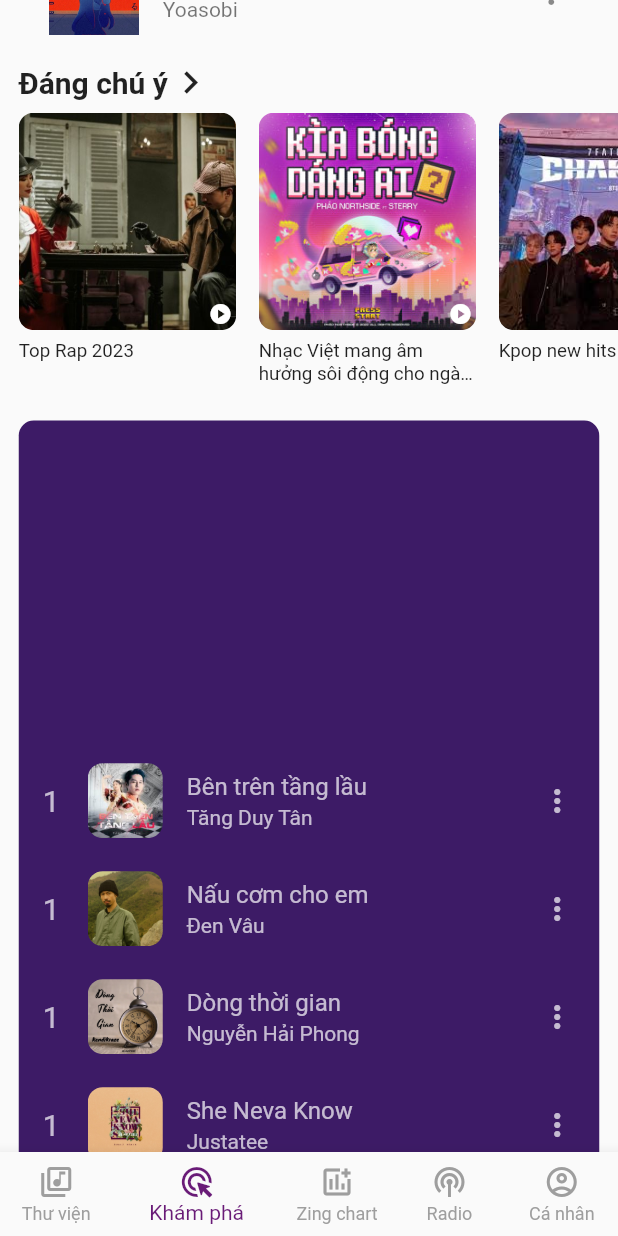
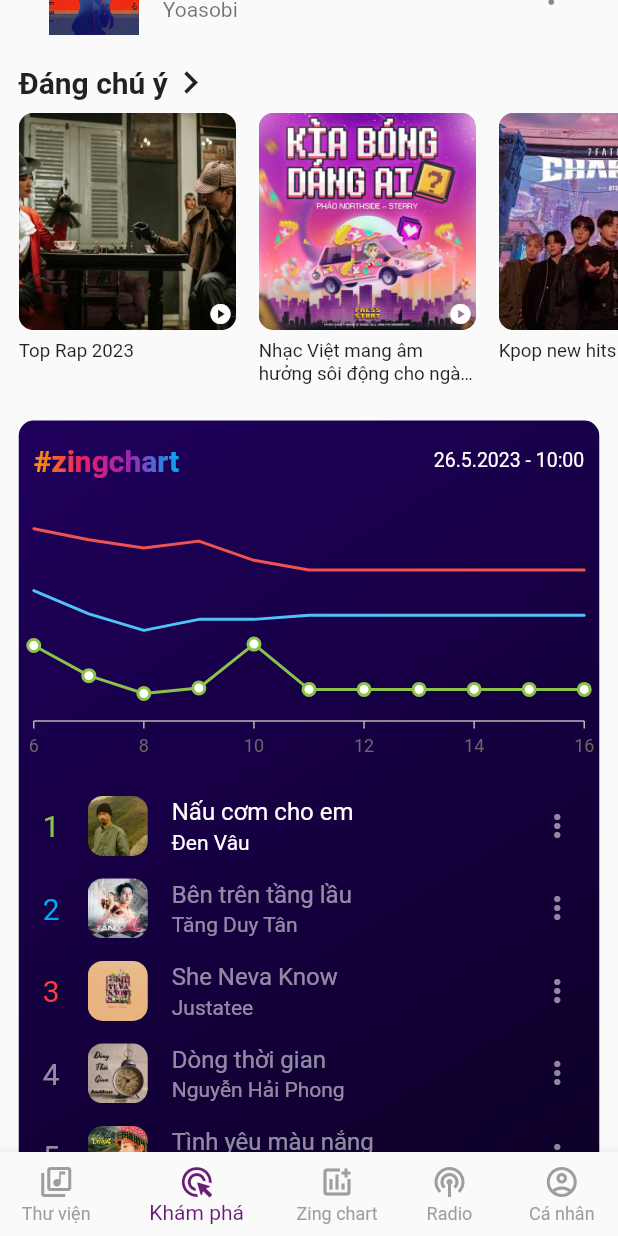
Before and after one commit to tuanvu9981/zingmp3_music_app, a Flutter app: the screen it shows after launch, scrolled down 1152 dp, on a phone screen of 412 x 824 dp. Run offline on Flutter 3.47's test engine with Material 2 defaults, Android fonts, the phone set to English and light mode, and no system bars; drawn by our look-alikes of carousel_slider; our stand-ins replace syncfusion_flutter_charts.

Commit message:
feat: complete chart small part

```diff
--- a/lib/main.dart
+++ b/lib/main.dart
@@ -12,7 +12,7 @@
   Widget build(BuildContext context) {
     return MaterialApp(
       debugShowCheckedModeBanner: false,
-      title: 'Flutter Demo',
+      title: 'Zing Mp3 Fake',
       theme: ThemeData(
         primarySwatch: Colors.blue,
         highlightColor: const Color.fromARGB(255, 105, 27, 119),
--- /dev/null
+++ b/lib/model/graph.model.dart
@@ -0,0 +1,115 @@
+import 'package:flutter/material.dart';
+import 'package:syncfusion_flutter_charts/charts.dart';
+
+class GraphData {
+  int? hourX;
+  int? y;
+  int? yValue;
+  int? secondYValue;
+  String? imgUrl;
+  int? songId;
+
+  GraphData({
+    this.hourX,
+    this.y,
+    this.yValue,
+    this.secondYValue,
+    this.imgUrl,
+    this.songId,
+  });
+}
+
+final chartData = <GraphData>[
+  GraphData(
+    hourX: 6,
+    y: 55,
+    yValue: 40,
+    secondYValue: 45,
+  ),
+  GraphData(
+    hourX: 7,
+    y: 33,
+    yValue: 45,
+    secondYValue: 54,
+  ),
+  GraphData(
+    hourX: 8,
+    y: 20,
+    yValue: 46,
+    secondYValue: 60,
+  ),
+  GraphData(
+    hourX: 9,
+    y: 24,
+    yValue: 50,
+    secondYValue: 57,
+  ),
+  GraphData(
+    hourX: 10,
+    y: 56,
+    yValue: 18,
+    secondYValue: 43,
+  ),
+  GraphData(
+    hourX: 11,
+    y: 23,
+    yValue: 54,
+    secondYValue: 33,
+  ),
+  GraphData(
+    hourX: 12,
+    y: 23,
+    yValue: 54,
+    secondYValue: 33,
+  ),
+  GraphData(
+    hourX: 13,
+    y: 23,
+    yValue: 54,
+    secondYValue: 33,
+  ),
+  GraphData(
+    hourX: 14,
+    y: 23,
+    yValue: 54,
+    secondYValue: 33,
+  ),
+  GraphData(
+    hourX: 15,
+    y: 23,
+    yValue: 54,
+    secondYValue: 33,
+  ),
+  GraphData(
+    hourX: 16,
+    y: 23,
+    yValue: 54,
+    secondYValue: 33,
+  ),
+];
+
+List<StackedLineSeries<GraphData, int>> getSongSeries(int currentIndex) {
+  return <StackedLineSeries<GraphData, int>>[
+    StackedLineSeries<GraphData, int>(
+      color: Colors.lightGreen,
+      dataSource: chartData,
+      xValueMapper: (GraphData sales, _) => sales.hourX,
+      yValueMapper: (GraphData sales, _) => sales.y,
+      markerSettings: MarkerSettings(isVisible: currentIndex == 0),
+    ),
+    StackedLineSeries<GraphData, int>(
+      color: Colors.lightBlue[300],
+      dataSource: chartData,
+      xValueMapper: (GraphData sales, _) => sales.hourX,
+      yValueMapper: (GraphData sales, _) => sales.yValue,
+      markerSettings: MarkerSettings(isVisible: currentIndex == 1),
+    ),
+    StackedLineSeries<GraphData, int>(
+      color: Colors.red[400],
+      dataSource: chartData,
+      xValueMapper: (GraphData sales, _) => sales.hourX,
+      yValueMapper: (GraphData sales, _) => sales.secondYValue,
+      markerSettings: MarkerSettings(isVisible: currentIndex == 2),
+    ),
+  ];
+}
--- a/lib/model/song.model.dart
+++ b/lib/model/song.model.dart
@@ -6,6 +6,8 @@
   String? imgUrl;
   String? type;
   int? listenTimes;
+  int? id;
+  int? rankId;
 
   Song({
     this.singerName,
@@ -13,6 +15,8 @@
     this.imgUrl,
     this.type,
     this.listenTimes,
+    this.id,
+    this.rankId,
   });
 }
 
@@ -113,57 +117,88 @@
 
 var top5Song = <Song>[
   Song(
+    id: 0,
+    imgUrl: 'assets/images/songs/denvau.jpg',
+    singerName: 'Đen Vâu',
+    songName: 'Nấu cơm cho em',
+    listenTimes: 20184,
+    rankId: 0,
+  ),
+  Song(
+    id: 1,
     imgUrl: 'assets/images/songs/ben_tren_tang_lau.jpeg',
     singerName: 'Tăng Duy Tân',
     songName: 'Bên trên tầng lầu',
     listenTimes: 18273,
+    rankId: 1,
   ),
   Song(
-    imgUrl: 'assets/images/songs/denvau.jpg',
-    singerName: 'Đen Vâu',
-    songName: 'Nấu cơm cho em',
-    listenTimes: 20184,
+    id: 2,
+    imgUrl: 'assets/images/songs/she_neva_know.jpg',
+    singerName: 'Justatee',
+    songName: 'She Neva Know',
+    listenTimes: 15002,
+    rankId: 2,
   ),
   Song(
+    id: 3,
     imgUrl: 'assets/images/songs/dong_thoi_gian.jpg',
     singerName: 'Nguyễn Hải Phong',
     songName: 'Dòng thời gian',
     listenTimes: 10838,
+    rankId: 3,
   ),
   Song(
-    imgUrl: 'assets/images/songs/she_neva_know.jpg',
-    singerName: 'Justatee',
-    songName: 'She Neva Know',
-    listenTimes: 15002,
-  ),
-  Song(
+    id: 4,
     imgUrl: 'assets/images/tay_bac.jpg',
     singerName: 'Đoàn Thúy Trang',
     songName: 'Tình yêu màu nắng',
     listenTimes: 11052,
+    rankId: 4,
   ),
 ];
 
-List<Widget> buildTop5Song(List<Song> songs) {
+Color? selectColor(int rankId) {
+  if (rankId == 1) {
+    return Colors.lightBlue;
+  } else if (rankId == 0) {
+    return Colors.lightGreen;
+  } else if (rankId == 2) {
+    return Colors.red;
+  } else {
+    return Colors.white54;
+  }
+}
+
+List<Widget> buildTop5Song(List<Song> songs, int currentIndex) {
   // var sortedSongs = ... sort with listenTimes
 
   return songs
-      .map((e) => ListTile(
-            textColor: Colors.white70,
+      .map(
+        (e) => SizedBox(
+          height: 55.0,
+          child: ListTile(
+            textColor: Colors.white54,
             selectedColor: Colors.white,
-            selected: e.songName == 'Tình yêu màu nắng' ? true : false,
+            selected: e.rankId == currentIndex,
             leading: Container(
-              width: 80.0,
+              width: 70.0,
               child: Row(
                 mainAxisAlignment: MainAxisAlignment.spaceBetween,
                 children: [
-                  const Text("1", style: TextStyle(fontSize: 20.0)),
+                  Text(
+                    "${e.rankId! + 1}",
+                    style: TextStyle(
+                      fontSize: 20.0,
+                      color: selectColor(e.rankId!),
+                    ),
+                  ),
                   ClipRRect(
                     borderRadius: BorderRadius.circular(10.0),
                     child: Image.asset(
                       e.imgUrl!,
-                      height: 50.0,
-                      width: 50.0,
+                      height: 40.0,
+                      width: 40.0,
                       fit: BoxFit.cover,
                     ),
                   ),
@@ -174,8 +209,10 @@
             subtitle: Text(e.singerName!),
             trailing: GestureDetector(
               onTap: () {},
-              child: Icon(Icons.more_vert_outlined, color: Colors.white70),
+              child: Icon(Icons.more_vert_outlined, color: Colors.white54),
             ),
-          ))
+          ),
+        ),
+      )
       .toList();
 }
--- a/lib/screen/home.dart
+++ b/lib/screen/home.dart
@@ -1,11 +1,13 @@
 // core lib
 import 'package:carousel_slider/carousel_slider.dart';
 import 'package:flutter/material.dart';
+import 'dart:async';
 
 // app models
 import 'package:music_app/model/banner.model.dart';
 import 'package:music_app/model/song.model.dart';
 import 'package:music_app/model/topicon.model.dart';
+import 'package:music_app/model/graph.model.dart';
 
 // customed widgets
 import 'package:music_app/widgets/banner.card.dart';
@@ -13,6 +15,9 @@
 
 // utils
 import 'package:music_app/utils/converter.dart';
+
+// chars
+import 'package:syncfusion_flutter_charts/charts.dart';
 
 class Home extends StatefulWidget {
   const Home({super.key});
@@ -34,6 +39,7 @@
   String? releaseType = 'all';
   final tags = <String>["Tất cả", "Việt Nam", "Quốc tế"];
   int _currentTab = 1;
+  int _currentIndexSong = 0;
 
   Widget buildNotice(double scrH, double scrW) {
     return Container(
@@ -261,23 +267,115 @@
   }
 
   Widget buildChart(double h, double w) {
+    final now = DateTime.now();
+    // Timer.periodic(const Duration(seconds: 5), (timer) {
+    //   switch (_currentIndexSong) {
+    //     case 0:
+    //       setState(() {
+    //         _currentIndexSong += 1;
+    //       });
+    //       break;
+    //     case 1:
+    //       setState(() {
+    //         _currentIndexSong += 1;
+    //       });
+    //       break;
+    //     case 2:
+    //       setState(() {
+    //         _currentIndexSong = 0;
+    //       });
+    //       break;
+    //     default:
+    //       break;
+    //   }
+    // });
     return Container(
       margin: const EdgeInsets.all(12.5),
       decoration: BoxDecoration(
-        color: const Color.fromARGB(255, 61, 27, 102),
+        gradient: const LinearGradient(
+          begin: Alignment.topLeft,
+          end: Alignment(0.8, 1),
+          colors: <Color>[Color(0xff1f005c), Color.fromARGB(255, 12, 0, 37)],
+        ),
         borderRadius: BorderRadius.circular(10.0),
       ),
       width: w * 0.9,
-      height: h * 0.75,
+      height: h * 0.68,
       child: Column(
-        mainAxisAlignment: MainAxisAlignment.end,
         children: [
-          ...buildTop5Song(top5Song),
+          Container(
+            margin: EdgeInsets.symmetric(horizontal: 10.0, vertical: 15.0),
+            child: Row(
+              mainAxisAlignment: MainAxisAlignment.spaceBetween,
+              children: [
+                ShaderMask(
+                  shaderCallback: (bounds) => const LinearGradient(colors: [
+                    Colors.orange,
+                    Colors.pink,
+                    Colors.purple,
+                    Colors.lightBlue,
+                  ]).createShader(bounds),
+                  child: GestureDetector(
+                    onTap: () {
+                      if (_currentIndexSong == 2) {
+                        setState(() {
+                          _currentIndexSong = 0;
+                        });
+                        return;
+                      }
+                      if (_currentIndexSong < 2) {
+                        setState(() {
+                          _currentIndexSong += 1;
+                        });
+                      }
+                    },
+                    child: const Text(
+                      "#zingchart",
+                      style: TextStyle(
+                        fontSize: 20.0,
+                        color: Colors.white,
+                        fontWeight: FontWeight.bold,
+                      ),
+                    ),
+                  ),
+                ),
+                Text(
+                  '${now.day}.${now.month}.${now.year} - ${now.hour}:00',
+                  style: const TextStyle(fontSize: 13.0, color: Colors.white),
+                ),
+              ],
+            ),
+          ),
+          Container(
+            width: double.infinity,
+            height: h * 0.22,
+            child: SfCartesianChart(
+              // tooltipBehavior: TooltipBehavior(
+              //   builder: (data, point, series, pointIndex, seriesIndex) {
+              //     GraphData gd = chartData[pointIndex];
+              //     return Image.asset(gd.imgUrl!, height: 50.0, width: 50.0);
+              //   },
+              // ),
+              plotAreaBorderWidth: 0,
+              primaryXAxis: NumericAxis(
+                majorGridLines: const MajorGridLines(width: 0),
+              ),
+              primaryYAxis: NumericAxis(
+                isVisible: false,
+              ),
+              trackballBehavior: TrackballBehavior(
+                enable: true,
+                activationMode: ActivationMode.singleTap,
+              ),
+              series: getSongSeries(_currentIndexSong),
+            ),
+          ),
+          ...buildTop5Song(top5Song, _currentIndexSong),
           Center(
             child: Container(
               width: w * 0.2,
               height: h * 0.025,
-              margin: const EdgeInsets.symmetric(vertical: 10.0),
+              margin: const EdgeInsets.symmetric(vertical: 17.5),
               decoration: BoxDecoration(
                 borderRadius: BorderRadius.circular(10.0),
                 border: Border.all(width: 0.25, color: Colors.grey),
@@ -285,7 +383,7 @@
               child: const Center(
                 child: Text(
                   "XEM THÊM",
-                  style: TextStyle(color: Colors.white, fontSize: 12.5),
+                  style: TextStyle(color: Colors.white70, fontSize: 11.5),
                 ),
               ),
             ),
@@ -351,7 +449,8 @@
     final screenHeight = MediaQuery.of(context).size.height;
     final screenWidth = MediaQuery.of(context).size.width;
     return Scaffold(
-      body: CustomScrollView(
+      body: _currentTab == 1
+          ? CustomScrollView(
               slivers: [
                 SliverAppBar(
                   floating: true,
@@ -366,7 +465,42 @@
                     ),
                     Padding(
                       padding: EdgeInsets.symmetric(horizontal: 15.0),
-                child: Icon(Icons.search, color: Colors.black, size: 25.0),
+                      child:
+                          Icon(Icons.search, color: Colors.black, size: 25.0),
+                    )
+                  ],
+                ),
+                SliverList(
+                  delegate: SliverChildListDelegate([
+                    buildTopImage(context, screenHeight, screenWidth),
+                    buildTopIcons(screenHeight, screenWidth),
+                    buildLatestListen(screenHeight, screenWidth),
+                    buildDiscovery(screenHeight, screenWidth),
+                    buildNewRelease(context, screenHeight, screenWidth),
+                    buildNotice(screenHeight, screenWidth),
+                    buildChart(screenHeight, screenWidth),
+                    buildPopular(screenHeight, screenWidth),
+                  ]),
+                ),
+              ],
+            )
+          : CustomScrollView(
+              slivers: [
+                SliverAppBar(
+                  floating: true,
+                  title: Text("Khám phá", style: tabTitleStyle),
+                  elevation: 0,
+                  backgroundColor: Colors.white,
+                  expandedHeight: screenHeight * 0.05,
+                  actions: const [
+                    Padding(
+                      padding: EdgeInsets.all(5.0),
+                      child: Icon(Icons.mic, color: Colors.black, size: 25.0),
+                    ),
+                    Padding(
+                      padding: EdgeInsets.symmetric(horizontal: 15.0),
+                      child:
+                          Icon(Icons.search, color: Colors.black, size: 25.0),
                     )
                   ],
                 ),
--- /dev/null
+++ b/lib/widgets/chart.scroll.dart
@@ -0,0 +1 @@
+class ChartScroll {}
--- a/pubspec.yaml
+++ b/pubspec.yaml
@@ -12,6 +12,7 @@
     sdk: flutter
   cupertino_icons: ^1.0.2
   carousel_slider: ^4.2.1
+  syncfusion_flutter_charts: ^21.2.6
 
 dev_dependencies:
   flutter_test:
```
Also changed, not shown: pubspec.lock, 1 other file. Lines whose indentation alone changed are shown as unchanged.
